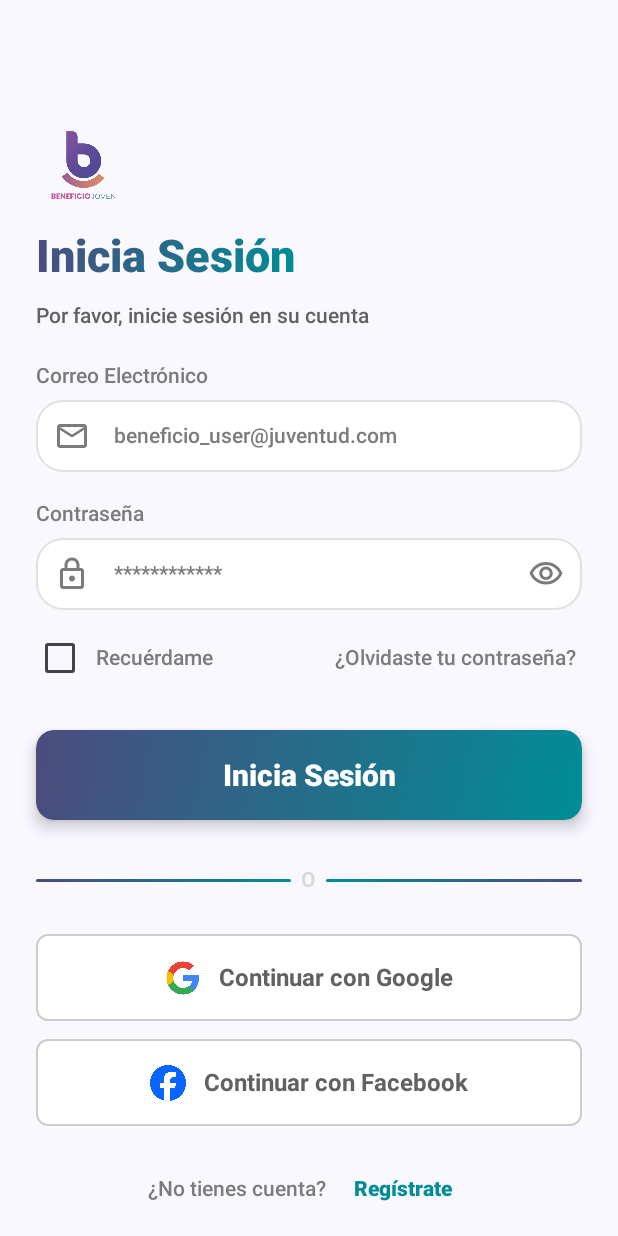
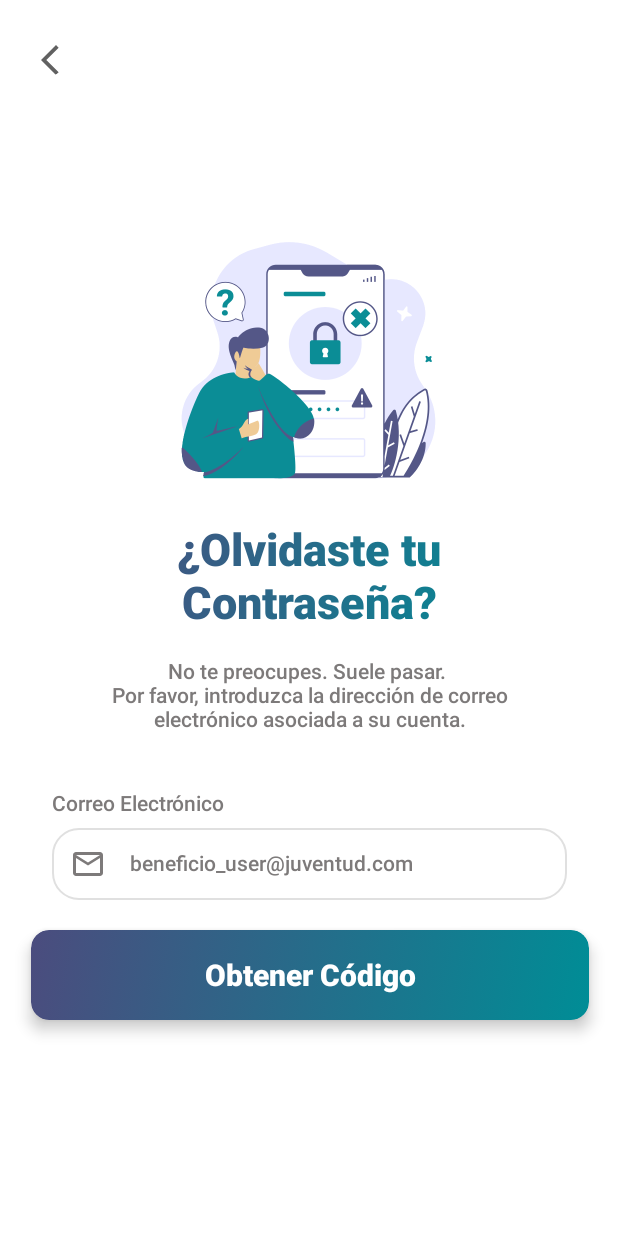
Before and after one commit to A01800593CEM/Beneficio_Juventud, an Android app built with Jetpack Compose: the Login screen opened through its navigation route, after a tap on "¿Olvidaste tu contraseña?", on a phone screen of 412 x 824 dp. Run offline under Robolectric (Android 15) with nearby library versions, the phone set to English and light mode, and no system bars; Roboto replaces fonts that are not available here.

Commit message:
ForgotPassword screen finished, created BackButton, added png for screens.

```diff
--- /dev/null
+++ b/app/src/main/java/mx/itesm/beneficiojuventud/components/BackButton.kt
@@ -0,0 +1,37 @@
+package mx.itesm.beneficiojuventud.components
+
+import androidx.compose.foundation.layout.padding
+import androidx.compose.material3.Icon
+import androidx.compose.material3.IconButton
+import androidx.compose.material.icons.Icons
+import androidx.compose.material.icons.filled.ArrowBackIosNew
+import androidx.compose.runtime.Composable
+import androidx.compose.ui.Modifier
+import androidx.compose.ui.graphics.Color
+import androidx.compose.ui.unit.dp
+import androidx.navigation.NavHostController
+
+@Composable
+fun BackButton(
+    nav: NavHostController,
+    modifier: Modifier = Modifier,
+    destination: String? = null
+) {
+    IconButton(
+        onClick = {
+            if (destination != null) {
+                nav.navigate(destination)
+            } else {
+                nav.popBackStack()
+            }
+        },
+        modifier = modifier
+    ) {
+        Icon(
+            imageVector = Icons.Default.ArrowBackIosNew,
+            contentDescription = "Regresar",
+            tint = Color(0xFF616161),
+            modifier = Modifier.padding(10.dp, 16.dp ,0.dp,0.dp)
+        )
+    }
+}
--- a/app/src/main/java/mx/itesm/beneficiojuventud/components/PasswordTextField.kt
+++ b/app/src/main/java/mx/itesm/beneficiojuventud/components/PasswordTextField.kt
@@ -42,7 +42,7 @@ fun PasswordTextField(
         singleLine = true,
         modifier = modifier
             .fillMaxWidth()
-            .height(48.dp),                 // igual que tu EmailTextField
+            .height(48.dp),
         shape = shape,
         leadingIcon = { Icon(Icons.Outlined.Lock, contentDescription = null) },
         trailingIcon = {
--- a/app/src/main/java/mx/itesm/beneficiojuventud/ui/theme/Theme.kt
+++ b/app/src/main/java/mx/itesm/beneficiojuventud/ui/theme/Theme.kt
@@ -1,54 +1,44 @@
 package mx.itesm.beneficiojuventud.ui.theme
 
-import android.app.Activity
 import android.os.Build
 import androidx.compose.foundation.isSystemInDarkTheme
 import androidx.compose.material3.MaterialTheme
 import androidx.compose.material3.darkColorScheme
-import androidx.compose.material3.dynamicDarkColorScheme
-import androidx.compose.material3.dynamicLightColorScheme
 import androidx.compose.material3.lightColorScheme
 import androidx.compose.runtime.Composable
-import androidx.compose.ui.platform.LocalContext
+import androidx.compose.ui.graphics.Color
 
 private val DarkColorScheme = darkColorScheme(
     primary = Purple80,
     secondary = PurpleGrey80,
-    tertiary = Pink80
+    tertiary = Pink80,
+    background = Color(0xFF000000),
+    surface = Color(0xFF000000),
+    onBackground = Color(0xFFFFFFFF),
+    onSurface = Color(0xFFFFFFFF)
 )
 
 private val LightColorScheme = lightColorScheme(
     primary = Purple40,
     secondary = PurpleGrey40,
-    tertiary = Pink40
+    tertiary = Pink40,
 
-    /* Other default colors to override
-    background = Color(0xFFFFFBFE),
-    surface = Color(0xFFFFFBFE),
-    onPrimary = Color.White,
-    onSecondary = Color.White,
-    onTertiary = Color.White,
-    onBackground = Color(0xFF1C1B1F),
-    onSurface = Color(0xFF1C1B1F),
-    */
+    // 🔹 Blanco puro para toda la app
+    background = Color(0xFFFFFFFF),
+    surface = Color(0xFFFFFFFF),
+
+    // Texto sobre fondos blancos
+    onBackground = Color(0xFF000000),
+    onSurface = Color(0xFF000000)
 )
 
 @Composable
 fun BeneficioJuventudTheme(
-    darkTheme: Boolean = isSystemInDarkTheme(),
-    // Dynamic color is available on Android 12+
-    dynamicColor: Boolean = true,
+    darkTheme: Boolean = false,          // Fuerza tema claro (opcional)
+    dynamicColor: Boolean = false,        // Desactiva colores dinámicos
     content: @Composable () -> Unit
 ) {
-    val colorScheme = when {
-        dynamicColor && Build.VERSION.SDK_INT >= Build.VERSION_CODES.S -> {
-            val context = LocalContext.current
-            if (darkTheme) dynamicDarkColorScheme(context) else dynamicLightColorScheme(context)
-        }
-
-        darkTheme -> DarkColorScheme
-        else -> LightColorScheme
-    }
+    val colorScheme = if (darkTheme) DarkColorScheme else LightColorScheme
 
     MaterialTheme(
         colorScheme = colorScheme,
--- /dev/null
+++ b/app/src/main/java/mx/itesm/beneficiojuventud/view/ForgotPassword.kt
@@ -0,0 +1,142 @@
+package mx.itesm.beneficiojuventud.view
+
+import androidx.compose.foundation.Image
+import androidx.compose.foundation.layout.Box
+import androidx.compose.foundation.layout.Column
+import androidx.compose.foundation.layout.fillMaxHeight
+import androidx.compose.foundation.layout.fillMaxSize
+import androidx.compose.foundation.layout.fillMaxWidth
+import androidx.compose.foundation.layout.height
+import androidx.compose.foundation.layout.padding
+import androidx.compose.material3.ExperimentalMaterial3Api
+import androidx.compose.material3.Scaffold
+import androidx.compose.material3.Text
+import androidx.compose.material3.TopAppBar
+import androidx.compose.runtime.Composable
+import androidx.compose.runtime.getValue
+import androidx.compose.runtime.mutableStateOf
+import androidx.compose.runtime.remember
+import androidx.compose.runtime.setValue
+import androidx.compose.ui.Alignment
+import androidx.compose.ui.Modifier
+import androidx.compose.ui.graphics.Brush
+import androidx.compose.ui.graphics.Color
+import androidx.compose.ui.platform.LocalContext
+import androidx.compose.ui.res.painterResource
+import androidx.compose.ui.text.TextStyle
+import androidx.compose.ui.text.font.FontWeight
+import androidx.compose.ui.text.style.TextAlign
+import androidx.compose.ui.tooling.preview.Preview
+import androidx.compose.ui.unit.dp
+import androidx.compose.ui.unit.sp
+import androidx.navigation.NavHostController
+import mx.itesm.beneficiojuventud.R
+import mx.itesm.beneficiojuventud.components.BackButton
+import mx.itesm.beneficiojuventud.components.EmailTextField
+import mx.itesm.beneficiojuventud.components.MainButton
+import mx.itesm.beneficiojuventud.ui.theme.BeneficioJuventudTheme
+
+@OptIn(ExperimentalMaterial3Api::class)
+@Composable
+fun ForgotPassword(nav: NavHostController, modifier: Modifier = Modifier) {
+    var email by remember { mutableStateOf("") }
+    Scaffold(
+        topBar = {
+            TopAppBar(
+                title = {},
+                navigationIcon = {
+                    BackButton(nav = nav)
+                }
+            )
+        },
+        modifier = Modifier.fillMaxSize()
+    ) { innerPadding ->
+
+        BackButton(nav)
+
+        Column(
+            modifier = modifier
+                .padding(innerPadding)
+                .fillMaxWidth()
+                .padding(top = 85.dp),
+            horizontalAlignment = Alignment.CenterHorizontally
+        ) {
+            Box(
+                modifier = Modifier
+                    .fillMaxWidth()
+                    .height(180.dp),
+                contentAlignment = Alignment.Center
+            ) {
+                Image(
+                    painter = painterResource(id = R.drawable.forgot_password),
+                    contentDescription = "",
+                    modifier = Modifier
+                        .fillMaxHeight()
+                )
+            }
+            Column(
+                modifier = modifier.fillMaxWidth(0.8f),
+                horizontalAlignment = Alignment.CenterHorizontally
+            ) {
+                Text(
+                    "¿Olvidaste tu Contraseña?",
+                    style = TextStyle(
+                        brush = Brush.linearGradient(listOf(Color(0xFF4B4C7E), Color(0xFF008D96))),
+                        fontSize = 30.sp,
+                        fontWeight = FontWeight.Black
+                    ),
+                    modifier = modifier.padding(20.dp),
+                    textAlign = TextAlign.Center
+                )
+                Text(
+                    "No te preocupes. Suele pasar. \nPor favor, introduzca la dirección de correo electrónico asociada a su cuenta.",
+                    style = TextStyle(
+                        fontSize = 14.sp,
+                        fontWeight = FontWeight.SemiBold,
+                        color = Color(0xFF7D7A7A)
+                    ),
+                    textAlign = TextAlign.Center,
+                    modifier = modifier.padding(horizontal = 24.dp)
+                )
+            }
+            Column(modifier = modifier
+                .fillMaxWidth(0.95f)
+                .padding(top = 10.dp)) {
+                Text(
+                    "Correo Electrónico",
+                    style = TextStyle(
+                        fontSize = 14.sp,
+                        fontWeight = FontWeight.SemiBold,
+                        color = Color(0xFF7D7A7A)
+                    ),
+                    modifier = modifier.padding(24.dp, 30.dp, 24.dp, 8.dp)
+                )
+
+                // Campo correo (tu componente)
+                EmailTextField(
+                    value = email,
+                    onValueChange = { email = it },
+                    modifier = Modifier
+                        .padding(horizontal = 24.dp)
+                )
+                MainButton("Obtener Código",
+                    modifier = Modifier
+                        .padding(top = 20.dp)
+                        .fillMaxWidth(0.95f)
+                        .align(Alignment.CenterHorizontally)
+                ) {
+                    nav.navigate(Screens.Register.route)
+                }
+            }
+        }
+    }
+}
+
+
+@Preview(showBackground = true, showSystemUi = true)
+@Composable
+fun ForgotPasswordPreview() {
+    BeneficioJuventudTheme {
+        ForgotPassword(nav = NavHostController(LocalContext.current))
+    }
+}
--- a/app/src/main/java/mx/itesm/beneficiojuventud/view/MainActivity.kt
+++ b/app/src/main/java/mx/itesm/beneficiojuventud/view/MainActivity.kt
@@ -33,6 +33,7 @@ private fun AppNav() {
         composable(Screens.MainMenu.route) { MainMenu(nav) }
         composable(Screens.Login.route) { Login(nav) }
         composable(Screens.Register.route) { Register(nav) }
+        composable(Screens.ForgotPassword.route) { ForgotPassword(nav)}
 
     }
 }
--- a/app/src/main/java/mx/itesm/beneficiojuventud/view/Screens.kt
+++ b/app/src/main/java/mx/itesm/beneficiojuventud/view/Screens.kt
@@ -4,4 +4,5 @@ sealed class Screens(val route: String) {
     data object Login : Screens("login")
     data object Register : Screens("register")
     data object MainMenu : Screens("main_menu")
+    data object ForgotPassword : Screens("forgot_password")
 }
```
Also changed, not shown: app/src/main/java/mx/itesm/beneficiojuventud/view/Login.kt (+1 -99 lines), app/src/main/res/drawable/forgot_password.png (added), app/src/main/res/drawable/new_password.png (added), app/src/main/res/drawable/onboarding_one.png (added), app/src/main/res/drawable/recovery_code.png (added), app/src/main/res/drawable/user_icon.png (added).
